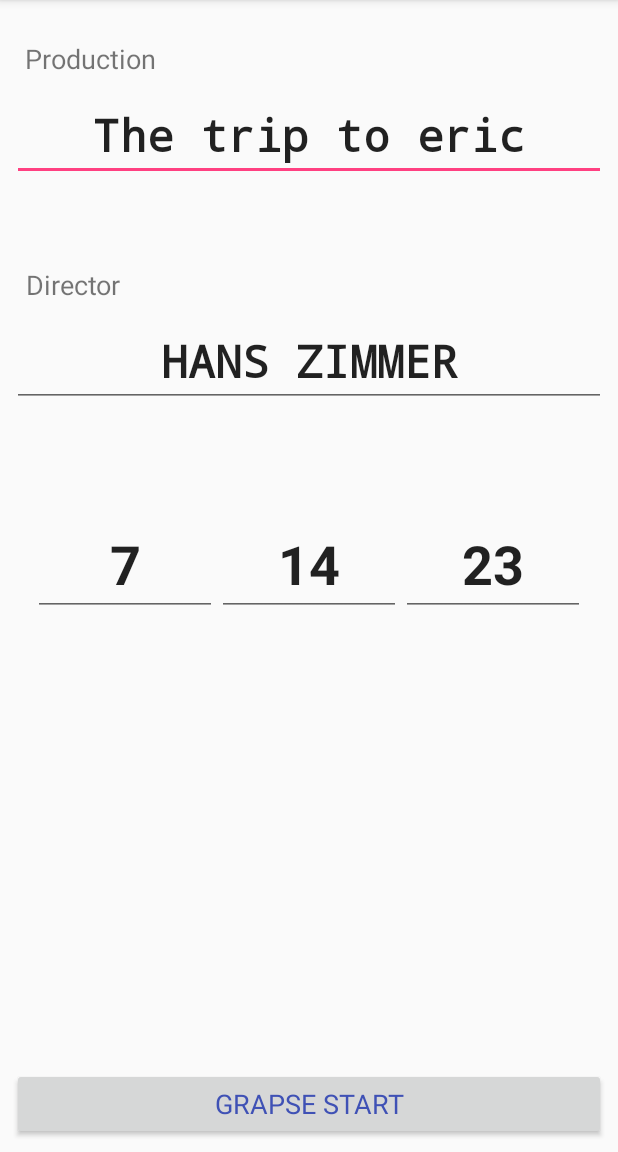
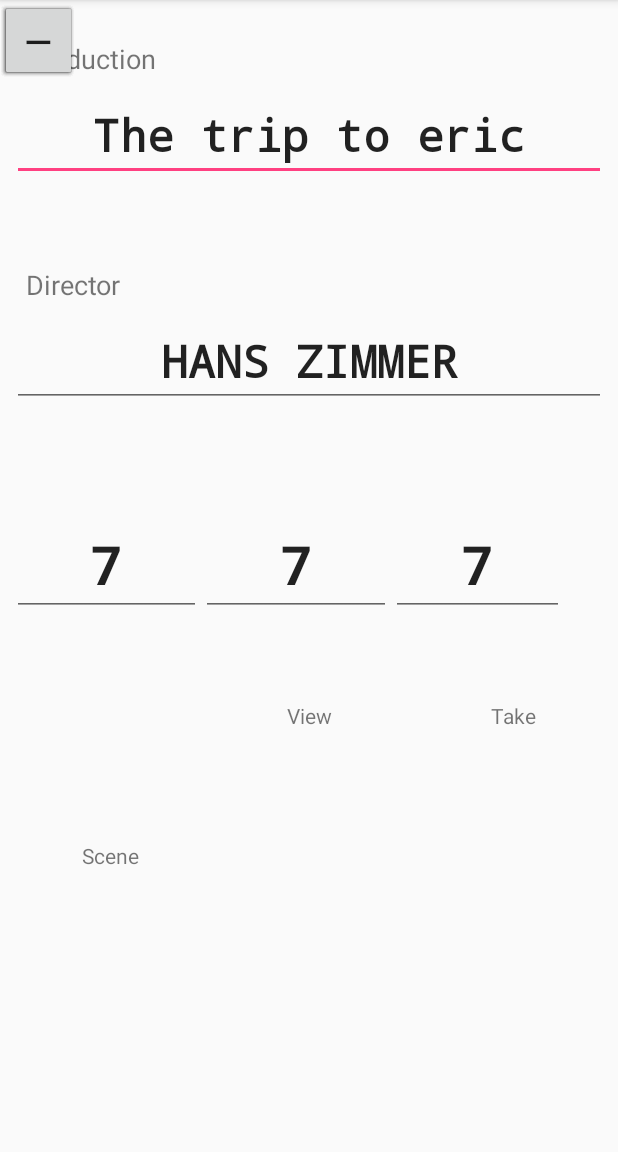
Before and after one commit to kongr45gpen/SonoClapper, an Android app: the screen it shows after launch (MainActivity), on a phone screen of 412 x 824 dp, the part 84-1236 px from its top. Run offline under Robolectric (Android 15) with nearby library versions, the phone set to English and light mode, and no system bars.

Commit message:
Changes made to Scene/View/Take readouts, added minus and plus buttons for Scene/View/Take

```diff
--- a/app/src/main/res/layout/activity_main.xml
+++ b/app/src/main/res/layout/activity_main.xml
@@ -5,22 +5,6 @@
     android:layout_width="match_parent"
     android:layout_height="match_parent"
     tools:context="org.helit.sonoclapper.MainActivity">
-
-    <Button
-        android:id="@+id/button2"
-        android:layout_width="match_parent"
-        android:layout_height="wrap_content"
-        android:layout_marginBottom="8dp"
-        android:layout_marginLeft="8dp"
-        android:layout_marginRight="8dp"
-        android:fontFamily="sans-serif"
-        android:onClick="grapseStart"
-        android:text="grapse start"
-        android:textColor="@color/colorPrimary"
-        android:textSize="18sp"
-        app:layout_constraintBottom_toBottomOf="parent"
-        app:layout_constraintLeft_toLeftOf="parent"
-        app:layout_constraintRight_toRightOf="parent" />
 
     <EditText
         android:id="@+id/editText"
@@ -107,11 +91,13 @@
         android:orientation="horizontal"
         app:layout_constraintLeft_toLeftOf="parent"
         app:layout_constraintRight_toRightOf="parent"
-        app:layout_constraintTop_toBottomOf="@+id/editText2">
+        app:layout_constraintTop_toBottomOf="@+id/editText2"
+        android:id="@+id/linearLayout"
+        app:layout_constraintHorizontal_bias="0.0">
 
         <EditText
-            android:id="@+id/editText10"
-            android:layout_width="wrap_content"
+            android:id="@+id/editText4"
+            android:layout_width="115dp"
             android:layout_height="wrap_content"
             android:layout_weight="1"
             android:ems="10"
@@ -122,28 +108,135 @@
             android:textStyle="bold" />
 
         <EditText
-            android:id="@+id/editText9"
-            android:layout_width="wrap_content"
+            android:id="@+id/editText3"
+            android:layout_width="115dp"
             android:layout_height="wrap_content"
             android:layout_weight="1"
             android:ems="10"
-            android:inputType="numberDecimal"
-            android:text="14"
+            android:inputType="numberSigned"
+            android:text="7"
             android:textAlignment="center"
             android:textSize="36sp"
             android:textStyle="bold" />
 
         <EditText
-            android:id="@+id/editText8"
-            android:layout_width="wrap_content"
+            android:id="@+id/editText10"
+            android:layout_width="115dp"
             android:layout_height="wrap_content"
-            android:layout_weight="1"
             android:ems="10"
             android:inputType="numberSigned"
-            android:text="23"
+            android:text="7"
             android:textAlignment="center"
             android:textSize="36sp"
             android:textStyle="bold" />
+
     </LinearLayout>
 
+    <TextView
+        android:id="@+id/textView3"
+        android:layout_width="wrap_content"
+        android:layout_height="wrap_content"
+        android:layout_marginBottom="186dp"
+        android:layout_marginLeft="8dp"
+        android:layout_marginRight="8dp"
+        android:text="Scene"
+        app:layout_constraintBottom_toBottomOf="parent"
+        app:layout_constraintHorizontal_bias="0.13"
+        app:layout_constraintLeft_toLeftOf="parent"
+        app:layout_constraintRight_toRightOf="parent"
+        app:layout_constraintTop_toTopOf="parent"
+        android:layout_marginTop="8dp"
+        app:layout_constraintVertical_bias="0.996" />
+
+    <TextView
+        android:id="@+id/textView4"
+        android:layout_width="wrap_content"
+        android:layout_height="wrap_content"
+        android:text="View"
+        android:layout_marginRight="8dp"
+        app:layout_constraintRight_toRightOf="parent"
+        android:layout_marginLeft="8dp"
+        app:layout_constraintLeft_toLeftOf="parent"
+        app:layout_constraintTop_toTopOf="parent"
+        android:layout_marginTop="8dp"
+        app:layout_constraintBottom_toBottomOf="parent"
+        android:layout_marginBottom="8dp"
+        app:layout_constraintVertical_bias="0.627" />
+
+    <TextView
+        android:id="@+id/textView5"
+        android:layout_width="wrap_content"
+        android:layout_height="wrap_content"
+        android:text="Take"
+        app:layout_constraintTop_toTopOf="parent"
+        android:layout_marginTop="8dp"
+        app:layout_constraintBottom_toBottomOf="parent"
+        android:layout_marginBottom="8dp"
+        android:layout_marginRight="8dp"
+        app:layout_constraintRight_toRightOf="parent"
+        android:layout_marginLeft="8dp"
+        app:layout_constraintLeft_toLeftOf="parent"
+        app:layout_constraintHorizontal_bias="0.872"
+        app:layout_constraintVertical_bias="0.627" />
+
+    <Button
+        android:id="@+id/button6"
+        android:layout_width="51dp"
+        android:layout_height="54dp"
+        android:layout_weight="1"
+        android:text="+"
+        android:textSize="24sp"
+        tools:layout_editor_absoluteX="317dp"
+        tools:layout_editor_absoluteY="416dp" />
+
+    <Button
+        android:id="@+id/button16"
+        android:layout_width="51dp"
+        android:layout_height="54dp"
+        android:layout_weight="1"
+        android:text="+"
+        android:textSize="24sp"
+        tools:layout_editor_absoluteX="198dp"
+        tools:layout_editor_absoluteY="416dp" />
+
+    <Button
+        android:id="@+id/button17"
+        android:layout_width="51dp"
+        android:layout_height="54dp"
+        android:layout_weight="1"
+        android:text="—"
+        android:textSize="24sp"
+        tools:layout_editor_absoluteX="147dp"
+        tools:layout_editor_absoluteY="416dp" />
+
+    <Button
+        android:id="@+id/button14"
+        android:layout_width="51dp"
+        android:layout_height="54dp"
+        android:layout_weight="1"
+        android:text="+"
+        android:textSize="24sp"
+        tools:layout_editor_absoluteX="67dp"
+        tools:layout_editor_absoluteY="416dp" />
+
+    <Button
+        android:id="@+id/button15"
+        android:layout_width="51dp"
+        android:layout_height="54dp"
+        android:layout_weight="1"
+        android:text="—"
+        android:textSize="24sp"
+        tools:layout_editor_absoluteX="16dp"
+        tools:layout_editor_absoluteY="416dp" />
+
+    <Button
+        android:id="@+id/button7"
+        android:layout_width="51dp"
+        android:layout_height="54dp"
+        android:layout_weight="1"
+        android:text="—"
+        android:textSize="24sp"
+        tools:layout_editor_absoluteX="267dp"
+        tools:layout_editor_absoluteY="416dp" />
+
 </android.support.constraint.ConstraintLayout>
```
